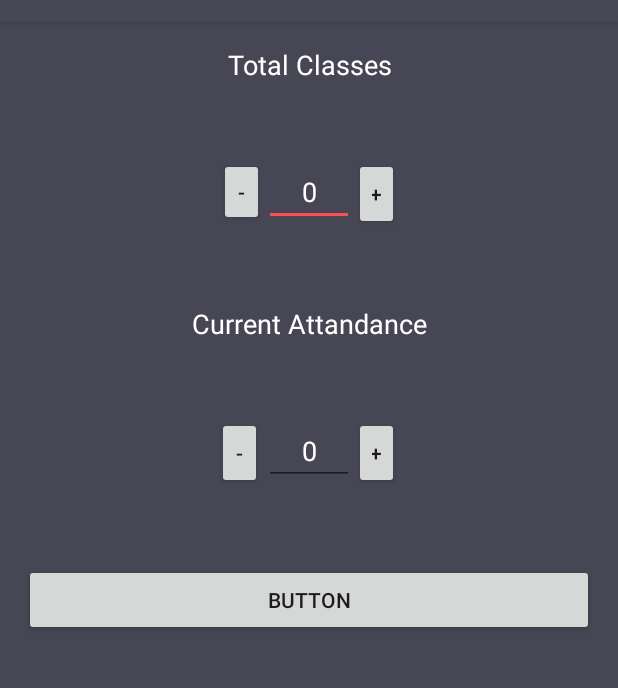
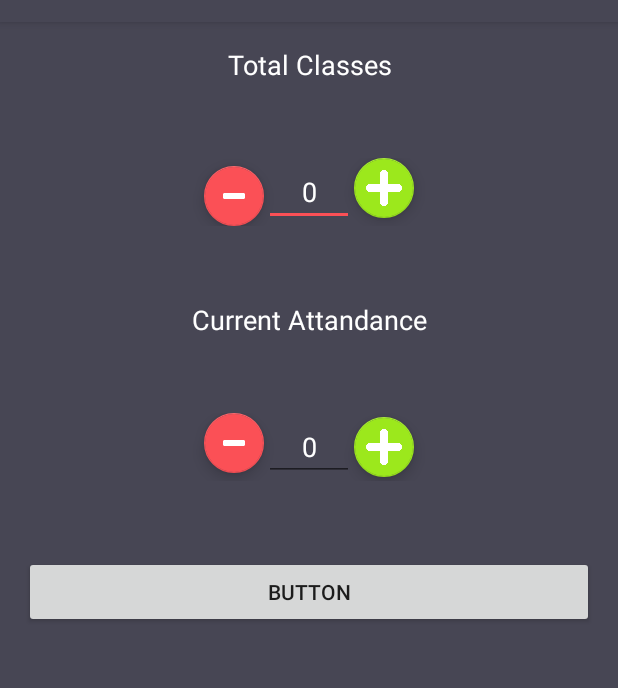
Before and after one commit to Shivamdhuria/AttendanceKeeper, an Android app: the CurrentAttendance screen opened directly, with no data from a screen before it, on a phone screen of 412 x 824 dp, the part 62-750 px from its top. Run offline under Robolectric (Android 15) with nearby library versions, the phone set to English and light mode, and no system bars.

Commit message:
Alarm Set with Services                                     Hash code Applied                                     Alarm Cancelling                                     running service after button pressed                                     Settings                                     Listview                                     Ui Changed ,                                     Library put                                     Layout fixed                                     Time fixed                                     :Lots of stuff                                     Everything working  better,non 8                                     for 8                                     layout

```diff
--- a/app/src/main/AndroidManifest.xml
+++ b/app/src/main/AndroidManifest.xml
@@ -23,7 +23,8 @@
                 <category android:name="android.intent.category.LAUNCHER" />
             </intent-filter>
         </activity>
-        <activity android:name=".NewClass" />
+        <activity android:name=".NewClass"/>
+            //android:windowSoftInputMode="stateAlwaysVisible|adjustPan|adjustResize"/>
         <activity android:name=".SelectDay" />
         <activity android:name=".SelectTime" />
         <activity android:name=".SelectPriorities" />
--- a/app/src/main/java/com/elixer/attendancekeeper/CurrentAttendance.java
+++ b/app/src/main/java/com/elixer/attendancekeeper/CurrentAttendance.java
@@ -4,6 +4,7 @@ import android.content.Context;
 import android.content.Intent;
 import android.content.SharedPreferences;
 import android.os.Bundle;
+import android.support.design.widget.FloatingActionButton;
 import android.support.design.widget.Snackbar;
 import android.support.v7.app.AppCompatActivity;
 import android.util.Log;
@@ -14,8 +15,9 @@ import android.widget.EditText;
 import com.google.gson.Gson;
 
 public class CurrentAttendance extends AppCompatActivity {
-    Button buttonSubmit,buttonAddTotal,buttonMinusTotal,buttonAddCurrent,buttonMinusCurrent;
+    FloatingActionButton buttonAddTotal,buttonMinusTotal,buttonAddCurrent,buttonMinusCurrent;
     EditText editTextTotal,editTextCurrent;
+    Button buttonSubmit;
 
     @Override
     protected void onCreate(Bundle savedInstanceState) {
@@ -26,10 +28,10 @@ public class CurrentAttendance extends AppCompatActivity {
         editTextCurrent=(EditText)findViewById(R.id.editTextCurrent);
         editTextTotal=(EditText)findViewById(R.id.editTextTotal);
         buttonSubmit=(Button)findViewById(R.id.buttonSubmit);
-        buttonAddTotal = (Button) findViewById(R.id.buttonAddTotal);
-        buttonMinusTotal = (Button) findViewById(R.id.buttonMinusTotal);
-        buttonAddCurrent = (Button) findViewById(R.id.buttonAddCurrent);
-        buttonMinusCurrent = (Button) findViewById(R.id.buttonMinusCurrent);
+        buttonAddTotal = (FloatingActionButton) findViewById(R.id.buttonAddTotal);
+        buttonMinusTotal = (FloatingActionButton) findViewById(R.id.buttonMinusTotal);
+        buttonAddCurrent = (FloatingActionButton) findViewById(R.id.buttonAddCurrent);
+        buttonMinusCurrent = (FloatingActionButton) findViewById(R.id.buttonMinusCurrent);
 
         buttonAddTotal.setOnClickListener(new View.OnClickListener() {
             @Override
--- a/app/src/main/res/layout/activity_current_attendance.xml
+++ b/app/src/main/res/layout/activity_current_attendance.xml
@@ -1,5 +1,6 @@
 <?xml version="1.0" encoding="utf-8"?>
 <RelativeLayout xmlns:android="http://schemas.android.com/apk/res/android"
+    xmlns:app="http://schemas.android.com/apk/res-auto"
     xmlns:tools="http://schemas.android.com/tools"
     android:id="@+id/activity_current_attendance"
     android:layout_width="match_parent"
@@ -56,22 +57,26 @@
                     android:layout_centerHorizontal="true"
                     android:layout_width="60dp" />
 
-                <Button
-                    android:text="-"
-                    android:layout_width="30dp"
+                <android.support.design.widget.FloatingActionButton
+                    android:layout_width="wrap_content"
                     android:layout_height="wrap_content"
+                    android:clickable="true"
+                    app:fabSize="mini"
+                    app:srcCompat="@drawable/plus"
+                    android:id="@+id/buttonAddTotal"
+                    android:layout_alignParentTop="true"
+                    android:layout_toEndOf="@+id/editTextTotal"
+                    app:backgroundTint="@color/colorAccentOpposite" />
+
+                <android.support.design.widget.FloatingActionButton
+                    android:layout_width="wrap_content"
+                    android:layout_height="wrap_content"
+                    android:clickable="true"
+                    app:fabSize="mini"
+                    app:srcCompat="@drawable/minus"
                     android:id="@+id/buttonMinusTotal"
                     android:layout_alignBottom="@+id/editTextTotal"
                     android:layout_toStartOf="@+id/editTextTotal" />
-
-                <Button
-                    android:text="+"
-                    android:layout_width="30dp"
-                    android:layout_height="wrap_content"
-                    android:id="@+id/buttonAddTotal"
-                    android:layout_alignBaseline="@+id/editTextTotal"
-                    android:layout_alignBottom="@+id/editTextTotal"
-                    android:layout_toEndOf="@+id/editTextTotal" />
             </RelativeLayout>
 
             <TextView
@@ -103,22 +108,26 @@
                     android:layout_alignParentTop="true"
                     android:layout_centerHorizontal="true" />
 
-                <Button
-                    android:text="+"
-                    android:layout_width="30dp"
+                <android.support.design.widget.FloatingActionButton
+                    android:layout_width="wrap_content"
                     android:layout_height="wrap_content"
+                    android:clickable="true"
+                    app:fabSize="mini"
+                    app:srcCompat="@drawable/plus"
                     android:id="@+id/buttonAddCurrent"
+                    android:layout_centerVertical="true"
+                    android:layout_toEndOf="@+id/editTextCurrent"
+                    app:backgroundTint="@color/colorAccentOpposite" />
+
+                <android.support.design.widget.FloatingActionButton
+                    android:layout_width="wrap_content"
+                    android:layout_height="wrap_content"
+                    android:clickable="true"
+                    app:fabSize="mini"
+                    app:srcCompat="@drawable/minus"
                     android:layout_alignParentTop="true"
-                    android:layout_toEndOf="@+id/editTextCurrent" />
-
-                <Button
-                    android:text="-"
-                    android:layout_width="30dp"
-                    android:layout_height="wrap_content"
-                    android:id="@+id/buttonMinusCurrent"
-                    android:layout_marginEnd="61dp"
-                    android:layout_alignParentTop="true"
-                    android:layout_toStartOf="@+id/buttonAddCurrent" />
+                    android:layout_toStartOf="@+id/editTextCurrent"
+                    android:id="@+id/buttonMinusCurrent" />
 
             </RelativeLayout>
 
```
Also changed, not shown: app/src/main/res/drawable/redroundedbutton.xml (added, +10 -0 lines), app/src/main/res/layout/activity_new_class.xml (+33 -30 lines), app/src/main/res/layout/activity_select_time.xml (+17 -2 lines), app/src/main/res/drawable/minus.png (added), app/src/main/res/drawable/plus.png (added).
